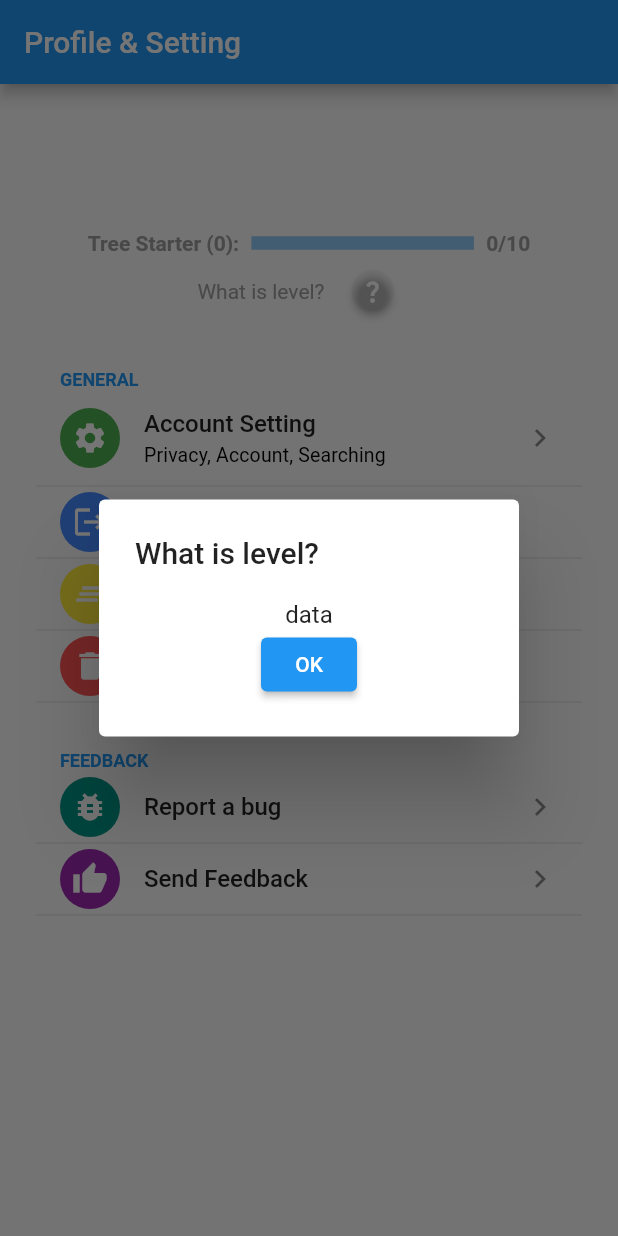
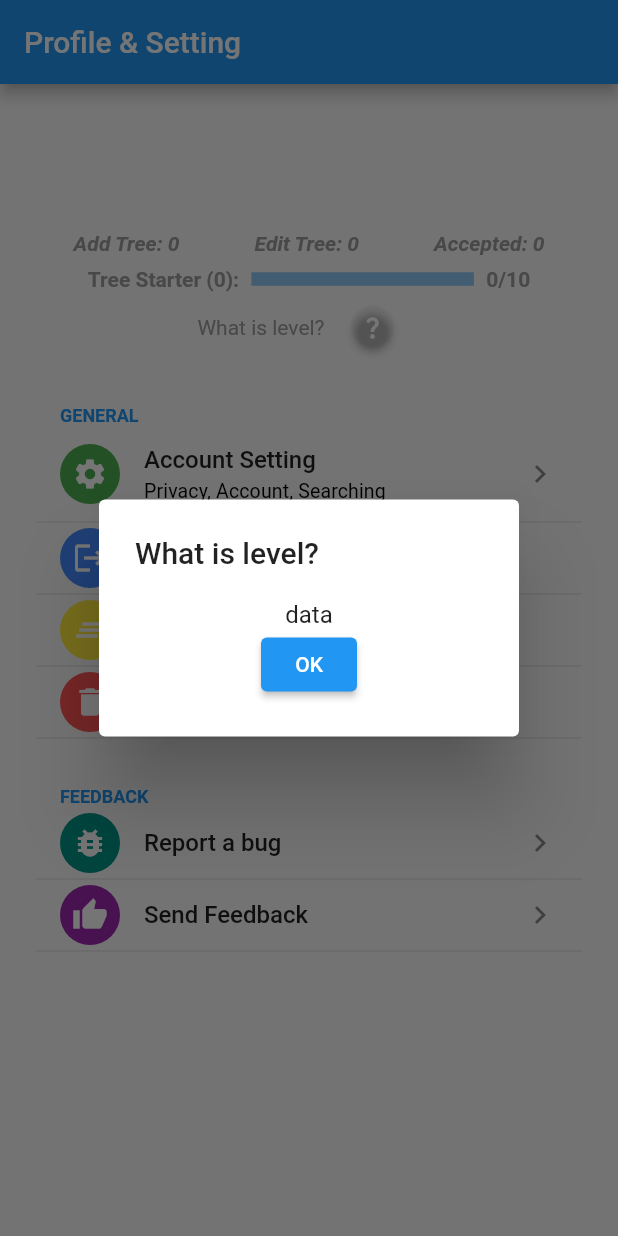
Before and after one commit to billzhao1030/Urban-Forest, a Flutter app: the UserProfile screen opened directly with empty values, after a tap on the "question mark" icon, on a phone screen of 412 x 824 dp. Run offline on Flutter 3.47's test engine with Material 2 defaults, Android fonts, the phone set to English and light mode, and no system bars; drawn by our look-alikes of flutter_settings_screens; our stand-ins replace animated_splash_screen, camera, cloud_firestore, firebase_auth, firebase_core, geocoding and 6 more; accounts and stored records are empty.

Commit message:
add user provider for editing user profile

```diff
--- a/lib/provider/account_provider.dart
+++ b/lib/provider/account_provider.dart
@@ -1,3 +1,4 @@
+import 'package:firebase_auth/firebase_auth.dart';
 import 'package:flutter/cupertino.dart';
 import 'package:flutter_settings_screens/flutter_settings_screens.dart';
 import 'package:urban_forest/provider/user.dart';
@@ -7,11 +8,13 @@ import 'package:urban_forest/utils/reference.dart';
 class AccountModel extends ChangeNotifier {
   bool? toFirebase = false;
 
-  UserAccount user = UserAccount();
+  UserAccount modelUser = UserAccount();
+  String uid = "";
 
   AccountModel() {
     //fetch(currUser);
     getUpload();
+    getUser();
   }
 
 
@@ -24,4 +27,21 @@ class AccountModel extends ChangeNotifier {
 
     notifyListeners();
   }
+
+  Future getUser() async {
+    uid = FirebaseAuth.instance.currentUser!.uid;
+    debugState("now uid: $uid");
+
+    final user = FirebaseAuth.instance.currentUser!;
+
+    await dbUser.doc(user.uid).get().then((value) {
+      modelUser = UserAccount.fromJson(
+        value.data()! as Map<String, dynamic>,
+        value.id
+      );
+    });
+    modelUser.profileToDebug();
+
+    notifyListeners();
+  }
 }
--- a/lib/view/main_function/profile/profile.dart
+++ b/lib/view/main_function/profile/profile.dart
@@ -28,6 +28,12 @@ class _UserProfileState extends State<UserProfile> {
 
   final TextEditingController _bugController = TextEditingController();
   final TextEditingController _feedbackController = TextEditingController();
+
+  TextStyle greyTextStyle = const TextStyle(
+    color: Colors.grey,
+    fontWeight: FontWeight.bold,
+    fontStyle: FontStyle.italic
+  );
 
   @override
   void initState() {
@@ -64,7 +70,7 @@ class _UserProfileState extends State<UserProfile> {
         padding: const EdgeInsets.all(24),
         children: [
           Text(
-            widget.user.userName,
+            widget.model.modelUser.userName,
             textAlign: TextAlign.center,
             style: const TextStyle(
               fontWeight: FontWeight.bold,
@@ -82,6 +88,16 @@ class _UserProfileState extends State<UserProfile> {
           ),
 
           const SizedBox(height: 24,),
+
+          Row(
+            mainAxisAlignment: MainAxisAlignment.spaceAround,
+            children: [
+              Text("Add Tree: ${widget.user.requestAdd}", style: greyTextStyle,),
+              Text("Edit Tree: ${widget.user.requestUpdate}", style: greyTextStyle,),
+              Text("Accepted: ${widget.user.requestAccepted}", style: greyTextStyle,),
+            ],
+          ),
+          const SizedBox(height: 8,),
           Row(
             crossAxisAlignment: CrossAxisAlignment.center,
             mainAxisAlignment: MainAxisAlignment.center,
@@ -112,6 +128,7 @@ class _UserProfileState extends State<UserProfile> {
               ),
             ],
           ),
+
 
           Row(
             mainAxisAlignment: MainAxisAlignment.center,
```
Also changed, not shown: lib/view/main_function/profile/account_setting.dart (+23 -14 lines), lib/view/main_function/profile/user_profile.dart (added, +148 -0 lines).
